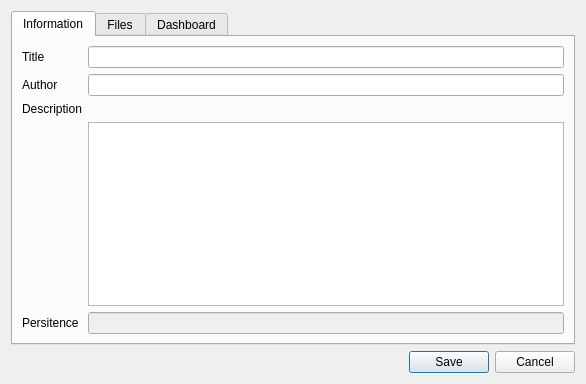
Qt form ui/designer/properties.ui (arielvb/collector) before a commit.
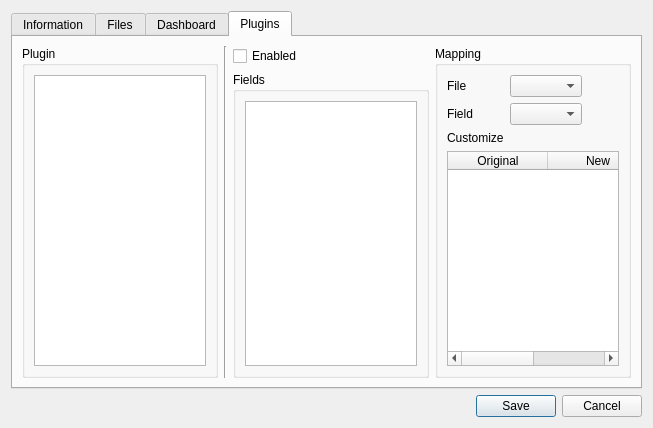
The same form after that commit. The open tabs and pages were chosen to show the change.

Patch:
```diff
--- a/ui/designer/properties.ui
+++ b/ui/designer/properties.ui
@@ -6,8 +6,8 @@
    <rect>
     <x>0</x>
     <y>0</y>
-    <width>586</width>
-    <height>384</height>
+    <width>653</width>
+    <height>428</height>
    </rect>
   </property>
   <property name="windowTitle">
@@ -205,6 +205,112 @@
        </item>
       </layout>
      </widget>
+     <widget class="QWidget" name="plugins">
+      <attribute name="title">
+       <string>Plugins</string>
+      </attribute>
+      <layout class="QVBoxLayout" name="verticalLayout_3">
+       <item>
+        <layout class="QHBoxLayout" name="horizontalLayout_4">
+         <item>
+          <widget class="QGroupBox" name="groupBox_2">
+           <property name="title">
+            <string>Plugin</string>
+           </property>
+           <layout class="QVBoxLayout" name="verticalLayout_4">
+            <item>
+             <widget class="QListWidget" name="listWidget"/>
+            </item>
+           </layout>
+          </widget>
+         </item>
+         <item>
+          <widget class="Line" name="line_2">
+           <property name="orientation">
+            <enum>Qt::Vertical</enum>
+           </property>
+          </widget>
+         </item>
+         <item>
+          <layout class="QVBoxLayout" name="verticalLayout_7">
+           <item>
+            <widget class="QCheckBox" name="checkBox">
+             <property name="text">
+              <string>Enabled</string>
+             </property>
+            </widget>
+           </item>
+           <item>
+            <widget class="QGroupBox" name="groupBox_3">
+             <property name="title">
+              <string>Fields</string>
+             </property>
+             <layout class="QVBoxLayout" name="verticalLayout_5">
+              <item>
+               <widget class="QListWidget" name="listWidget_2"/>
+              </item>
+             </layout>
+            </widget>
+           </item>
+          </layout>
+         </item>
+         <item>
+          <widget class="QGroupBox" name="groupBox">
+           <property name="title">
+            <string>Mapping</string>
+           </property>
+           <layout class="QFormLayout" name="formLayout_2">
+            <property name="fieldGrowthPolicy">
+             <enum>QFormLayout::FieldsStayAtSizeHint</enum>
+            </property>
+            <item row="1" column="1">
+             <widget class="QComboBox" name="comboBox"/>
+            </item>
+            <item row="1" column="0">
+             <widget class="QLabel" name="label_5">
+              <property name="text">
+               <string>File</string>
+              </property>
+             </widget>
+            </item>
+            <item row="2" column="0">
+             <widget class="QLabel" name="label_6">
+              <property name="text">
+               <string>Field</string>
+              </property>
+             </widget>
+            </item>
+            <item row="2" column="1">
+             <widget class="QComboBox" name="comboBox_2"/>
+            </item>
+            <item row="3" column="0">
+             <widget class="QLabel" name="label_7">
+              <property name="text">
+               <string>Customize</string>
+              </property>
+             </widget>
+            </item>
+            <item row="4" column="0" colspan="2">
+             <widget class="QTableWidget" name="tableWidget">
+              <column>
+               <property name="text">
+                <string>Original</string>
+               </property>
+              </column>
+              <column>
+               <property name="text">
+                <string>New</string>
+               </property>
+              </column>
+             </widget>
+            </item>
+           </layout>
+          </widget>
+         </item>
+        </layout>
+       </item>
+      </layout>
+     </widget>
     </widget>
    </item>
    <item>
```
